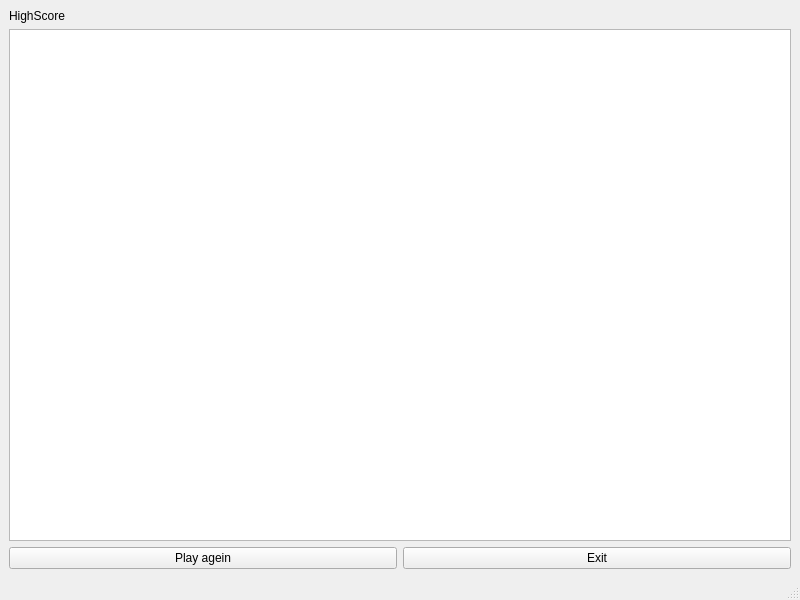
Above: highscore.ui from TheresePlaton/test before the change. Below: the same form after it.
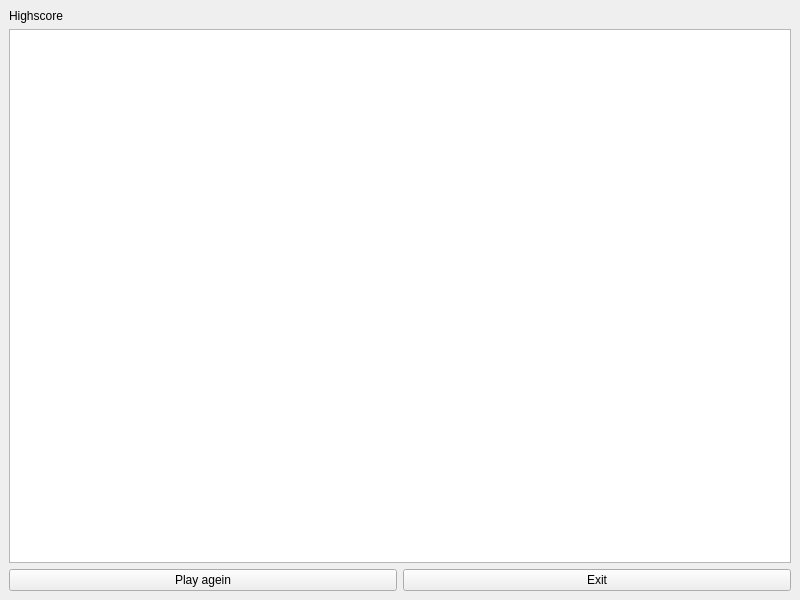
That is the form after the change.

The edit to the form file:
```diff
--- a/highscore.ui
+++ b/highscore.ui
@@ -16,25 +16,21 @@
   <widget class="QWidget" name="centralwidget">
    <layout class="QVBoxLayout" name="verticalLayout">
     <item>
+     <layout class="QVBoxLayout" name="verticalLayout_2">
+      <item>
      <widget class="QLabel" name="label">
       <property name="text">
-       <string>HighScore</string>
+         <string>Highscore</string>
       </property>
      </widget>
     </item>
     <item>
-     <widget class="QListView" name="listView"/>
+       <widget class="QListWidget" name="list"/>
     </item>
     <item>
      <layout class="QHBoxLayout" name="horizontalLayout">
       <item>
-       <widget class="QPushButton" name="pushButton_2">
-        <property name="minimumSize">
-         <size>
-          <width>293</width>
-          <height>0</height>
-         </size>
-        </property>
+         <widget class="QPushButton" name="btnPlayAgein">
         <property name="text">
          <string>Play agein</string>
         </property>
@@ -50,18 +46,9 @@
      </layout>
     </item>
    </layout>
+    </item>
+   </layout>
   </widget>
-  <widget class="QMenuBar" name="menubar">
-   <property name="geometry">
-    <rect>
-     <x>0</x>
-     <y>0</y>
-     <width>800</width>
-     <height>17</height>
-    </rect>
-   </property>
-  </widget>
-  <widget class="QStatusBar" name="statusbar"/>
  </widget>
  <resources/>
  <connections/>
```
Left out of the diff: 2 changed lines with no effect on the pictures. Lines whose indentation alone changed are shown as unchanged.
